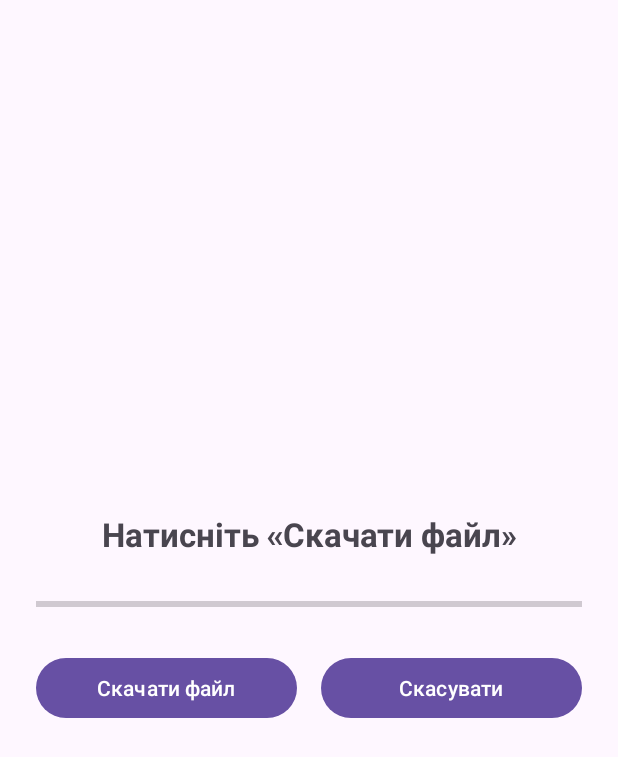
After one commit to shchursasha1/kotlin-course, an Android app: the DownloadActivity screen opened directly, with no data from a screen before it, on a phone screen of 412 x 824 dp. The commit adds this screen. Shown: the top 757 px of the screen. Run offline under Robolectric (Android 15) with nearby library versions, the phone set to English and light mode, and no system bars; our stand-ins replace Timber.

Commit message:
add Android homework 2.10

```diff
--- a/android/android_homeworks/app/src/main/AndroidManifest.xml
+++ b/android/android_homeworks/app/src/main/AndroidManifest.xml
@@ -38,6 +38,8 @@
 
         <activity android:name=".coroutines.CoroutineErrorsActivity" />
 
+        <activity android:name=".flow.DownloadActivity" />
+
         <activity
             android:name=".DetailsActivity"
             android:exported="true">
--- a/android/android_homeworks/app/src/main/java/com/example/homework2_1/MainActivity.kt
+++ b/android/android_homeworks/app/src/main/java/com/example/homework2_1/MainActivity.kt
@@ -12,6 +12,7 @@ import androidx.core.view.ViewCompat
 import androidx.core.view.WindowInsetsCompat
 import com.example.homework2_1.coroutines.CoroutineErrorsActivity
 import com.example.homework2_1.coroutines.DiceCoroutinesActivity
+import com.example.homework2_1.flow.DownloadActivity
 import timber.log.Timber
 
 class MainActivity : AppCompatActivity() {
@@ -88,6 +89,10 @@ class MainActivity : AppCompatActivity() {
 
         findViewById<Button>(R.id.openCoroutineErrorsButton).setOnClickListener {
             startActivity(Intent(this, CoroutineErrorsActivity::class.java))
+        }
+
+        findViewById<Button>(R.id.openDownloadButton).setOnClickListener {
+            startActivity(Intent(this, DownloadActivity::class.java))
         }
     }
 
--- /dev/null
+++ b/android/android_homeworks/app/src/main/java/com/example/homework2_1/flow/DownloadActivity.kt
@@ -0,0 +1,52 @@
+package com.example.homework2_1.flow
+
+import android.os.Bundle
+import androidx.activity.enableEdgeToEdge
+import androidx.activity.viewModels
+import androidx.appcompat.app.AppCompatActivity
+import androidx.core.view.ViewCompat
+import androidx.core.view.WindowInsetsCompat
+import androidx.lifecycle.Lifecycle
+import androidx.lifecycle.lifecycleScope
+import androidx.lifecycle.repeatOnLifecycle
+import com.example.homework2_1.databinding.ActivityDownloadBinding
+import kotlinx.coroutines.launch
+
+// View: only draws the state from the ViewModel
+class DownloadActivity : AppCompatActivity() {
+
+    private lateinit var binding: ActivityDownloadBinding
+
+    private val viewModel: DownloadViewModel by viewModels()
+
+    override fun onCreate(savedInstanceState: Bundle?) {
+        super.onCreate(savedInstanceState)
+        enableEdgeToEdge()
+        binding = ActivityDownloadBinding.inflate(layoutInflater)
+        setContentView(binding.root)
+        ViewCompat.setOnApplyWindowInsetsListener(binding.root) { v, insets ->
+            val systemBars = insets.getInsets(WindowInsetsCompat.Type.systemBars())
+            v.setPadding(systemBars.left, systemBars.top, systemBars.right, systemBars.bottom)
+            insets
+        }
+
+        binding.btnDownload.setOnClickListener { viewModel.startDownload() }
+        binding.btnCancel.setOnClickListener { viewModel.cancelDownload() }
+
+        lifecycleScope.launch {
+            // Collect only while the screen is visible, stop in the background
+            repeatOnLifecycle(Lifecycle.State.STARTED) {
+                launch {
+                    viewModel.progress.collect { progress ->
+                        binding.progressBar.progress = progress
+                    }
+                }
+                launch {
+                    viewModel.status.collect { status ->
+                        binding.tvStatus.text = status
+                    }
+                }
+            }
+        }
+    }
+}
--- /dev/null
+++ b/android/android_homeworks/app/src/main/java/com/example/homework2_1/flow/DownloadViewModel.kt
@@ -0,0 +1,49 @@
+package com.example.homework2_1.flow
+
+import androidx.lifecycle.ViewModel
+import androidx.lifecycle.viewModelScope
+import kotlinx.coroutines.Job
+import kotlinx.coroutines.flow.MutableStateFlow
+import kotlinx.coroutines.flow.StateFlow
+import kotlinx.coroutines.flow.asStateFlow
+import kotlinx.coroutines.flow.onCompletion
+import kotlinx.coroutines.launch
+
+// ViewModel: keeps the download state, survives screen rotation
+class DownloadViewModel : ViewModel() {
+
+    private val repository = FileRepository()
+
+    private val _progress = MutableStateFlow(0)
+    val progress: StateFlow<Int> = _progress.asStateFlow()
+
+    private val _status = MutableStateFlow("Натисніть «Скачати файл»")
+    val status: StateFlow<String> = _status.asStateFlow()
+
+    private var downloadJob: Job? = null
+
+    fun startDownload() {
+        // Do not start a second download while the first one is running
+        if (downloadJob?.isActive == true) return
+
+        downloadJob = viewModelScope.launch {
+            repository.downloadFile()
+                .onCompletion { cause ->
+                    // cause == null: the flow finished normally, otherwise it was cancelled
+                    _status.value = if (cause == null) {
+                        "Файл успішно скачано!"
+                    } else {
+                        "Завантаження скасовано"
+                    }
+                }
+                .collect { progress ->
+                    _progress.value = progress
+                    _status.value = "Завантаження: $progress%"
+                }
+        }
+    }
+
+    fun cancelDownload() {
+        downloadJob?.cancel()
+    }
+}
--- /dev/null
+++ b/android/android_homeworks/app/src/main/java/com/example/homework2_1/flow/FileRepository.kt
@@ -0,0 +1,19 @@
+package com.example.homework2_1.flow
+
+import kotlinx.coroutines.Dispatchers
+import kotlinx.coroutines.delay
+import kotlinx.coroutines.flow.Flow
+import kotlinx.coroutines.flow.flow
+import kotlinx.coroutines.flow.flowOn
+
+// Model: simulates a file download
+class FileRepository {
+
+    // Cold flow: the code inside starts only when someone calls collect()
+    fun downloadFile(): Flow<Int> = flow {
+        for (progress in 0..100 step 2) {
+            emit(progress)
+            delay(150) // network request simulation
+        }
+    }.flowOn(Dispatchers.IO) // the code above runs on a background IO thread
+}
--- /dev/null
+++ b/android/android_homeworks/app/src/main/res/layout/activity_download.xml
@@ -0,0 +1,55 @@
+<?xml version="1.0" encoding="utf-8"?>
+<LinearLayout xmlns:android="http://schemas.android.com/apk/res/android"
+    xmlns:tools="http://schemas.android.com/tools"
+    android:id="@+id/main"
+    android:layout_width="match_parent"
+    android:layout_height="match_parent"
+    android:gravity="center"
+    android:orientation="vertical"
+    tools:context=".flow.DownloadActivity">
+
+    <TextView
+        android:id="@+id/tvStatus"
+        android:layout_width="match_parent"
+        android:layout_height="wrap_content"
+        android:layout_marginHorizontal="24dp"
+        android:gravity="center"
+        android:textSize="22sp"
+        android:textStyle="bold"
+        tools:text="Завантаження: 45%" />
+
+    <!-- Horizontal progress bar from 0 to 100 -->
+    <ProgressBar
+        android:id="@+id/progressBar"
+        style="?android:attr/progressBarStyleHorizontal"
+        android:layout_width="match_parent"
+        android:layout_height="wrap_content"
+        android:layout_margin="24dp"
+        android:max="100"
+        tools:progress="45" />
+
+    <LinearLayout
+        android:layout_width="match_parent"
+        android:layout_height="wrap_content"
+        android:layout_marginHorizontal="24dp"
+        android:orientation="horizontal">
+
+        <Button
+            android:id="@+id/btnDownload"
+            android:layout_width="0dp"
+            android:layout_height="wrap_content"
+            android:layout_marginEnd="8dp"
+            android:layout_weight="1"
+            android:text="@string/download_file" />
+
+        <Button
+            android:id="@+id/btnCancel"
+            android:layout_width="0dp"
+            android:layout_height="wrap_content"
+            android:layout_marginStart="8dp"
+            android:layout_weight="1"
+            android:text="@string/download_cancel" />
+
+    </LinearLayout>
+
+</LinearLayout>
--- a/android/android_homeworks/app/src/main/res/layout/activity_main.xml
+++ b/android/android_homeworks/app/src/main/res/layout/activity_main.xml
@@ -125,4 +125,10 @@
         android:layout_height="wrap_content"
         android:text="@string/open_coroutine_errors" />
 
+    <Button
+        android:id="@+id/openDownloadButton"
+        android:layout_width="match_parent"
+        android:layout_height="wrap_content"
+        android:text="@string/open_download" />
+
 </LinearLayout>
--- a/android/android_homeworks/app/src/main/res/values/strings.xml
+++ b/android/android_homeworks/app/src/main/res/values/strings.xml
@@ -14,6 +14,9 @@
     <string name="timer_reset">Скидання</string>
     <string name="open_dice">Гральні кістки</string>
     <string name="open_dice_coroutines">Гральні кістки (корутини)</string>
+    <string name="open_download">Завантаження файлу (Flow)</string>
+    <string name="download_file">Скачати файл</string>
+    <string name="download_cancel">Скасувати</string>
     <string name="open_coroutine_errors">Помилки та скасування корутин</string>
     <string name="errors_logcat_hint">Результати дивіться в Logcat (тег CoroutineErrors)</string>
     <string name="errors_start">Start</string>
```
